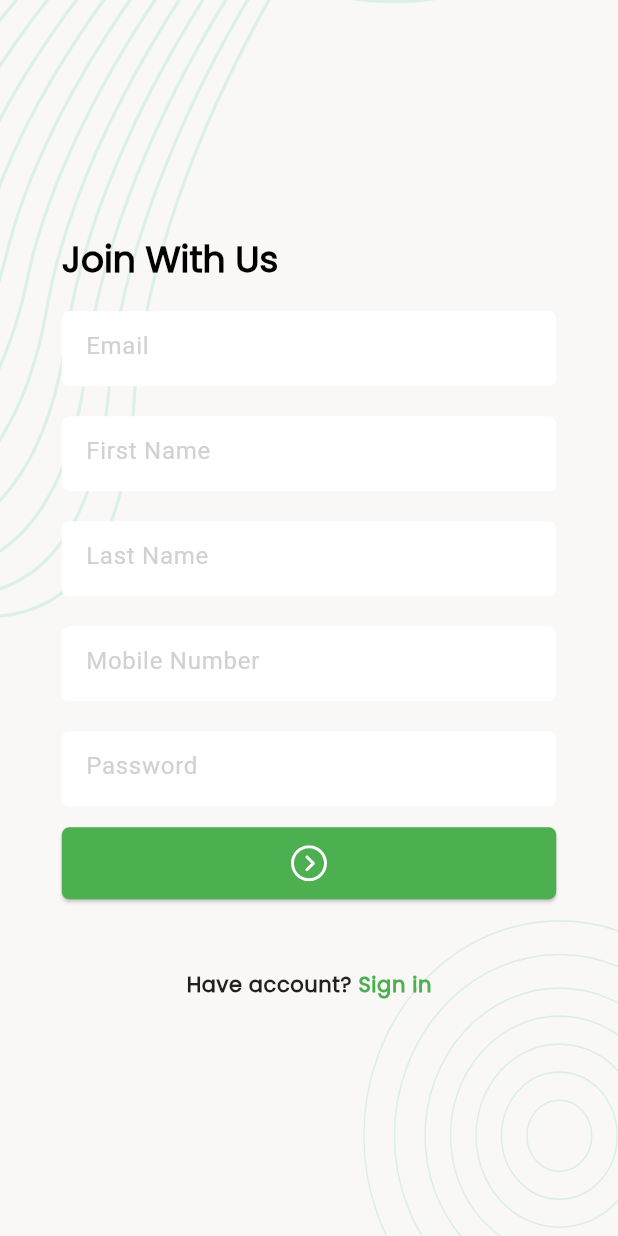
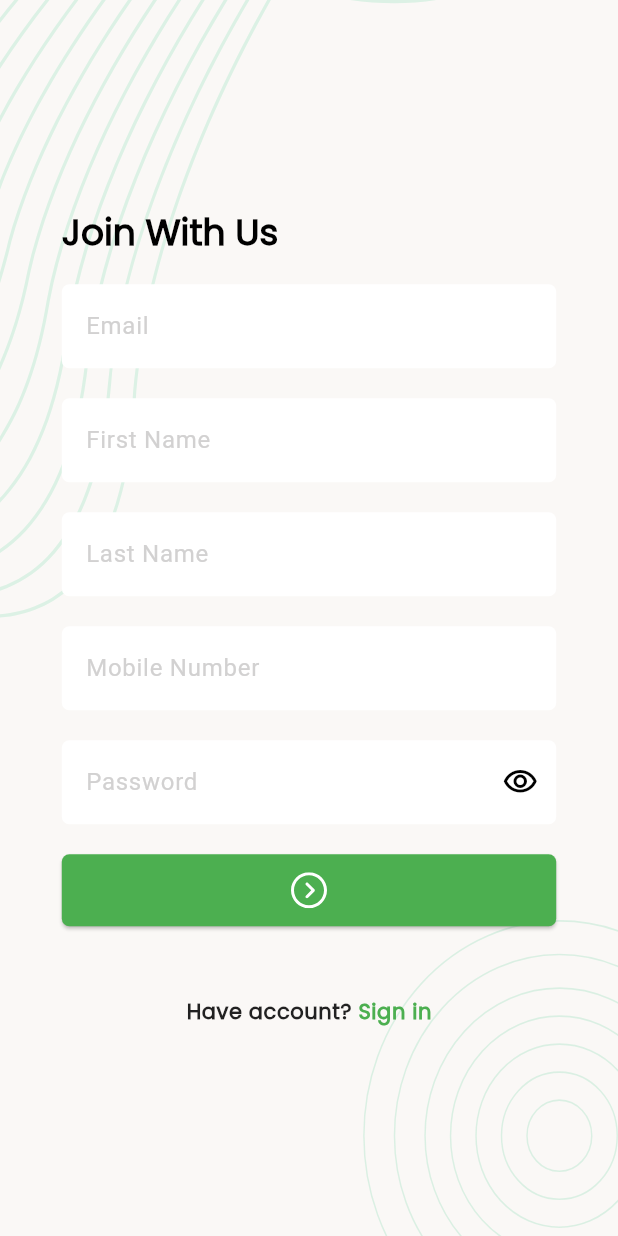
Before and after one commit to imtangim/Task-Manager, a Flutter app: the SignUpScreen screen opened directly, on a phone screen of 412 x 824 dp. Run offline on Flutter 3.47's test engine with Material 3 defaults, Android fonts, the phone set to English and light mode, and no system bars; our stand-ins replace flutter_svg, pin_code_fields.

Commit message:
1. signup method added/n,2. snackbar method created/n, 3. wrapped up for 13/12/2023

```diff
--- /dev/null
+++ b/lib/Data/utitlity/urls.dart
@@ -0,0 +1,4 @@
+class Urls {
+  static const String _baseUrl = "https://task.teamrabbil.com/api/v1";
+  static const String registration = "$_baseUrl/registration";
+}
--- a/lib/UI/Screens/join_us.dart
+++ b/lib/UI/Screens/join_us.dart
@@ -1,7 +1,11 @@
 import 'package:flutter/material.dart';
 import 'package:flutter_svg/svg.dart';
+import 'package:task_manager/Data/data.network_caller/network_caller.dart';
+import 'package:task_manager/Data/data.network_caller/network_response.dart';
+import 'package:task_manager/Data/utitlity/urls.dart';
 import 'package:task_manager/UI/Widget/background.dart';
 import 'package:task_manager/UI/Widget/custom_textfield.dart';
+import 'package:task_manager/UI/Widget/snack_messager.dart';
 
 class SignUpScreen extends StatefulWidget {
   const SignUpScreen({super.key});
@@ -28,6 +32,16 @@ class _SignUpScreenState extends State<SignUpScreen> {
   RegExp passwordRegExp = RegExp(
     r'^(?=.*[a-zA-Z])(?=.*\d)[A-Za-z\d@#$%^&+=!_]{8,}$',
   );
+  double height = 20;
+  bool _signUpProgress = false;
+
+  void Clear() {
+    _emailTextEditingControler.clear();
+    _firstNameTextEditingControler.clear();
+    _lastNameTextEditingControler.clear();
+    _passwordTextEditingControler.clear();
+    _phoneTextEditingControler.clear();
+  }
 
   @override
   Widget build(BuildContext context) {
@@ -38,8 +52,6 @@ class _SignUpScreenState extends State<SignUpScreen> {
           const BackGround(),
           SafeArea(
             child: SingleChildScrollView(
-              // physics: NeverScrollableScrollPhysics(),
-              keyboardDismissBehavior: ScrollViewKeyboardDismissBehavior.manual,
               child: Center(
                 child: Column(
                   crossAxisAlignment: CrossAxisAlignment.start,
@@ -57,17 +69,20 @@ class _SignUpScreenState extends State<SignUpScreen> {
                               "Join With Us",
                               style: Theme.of(context).textTheme.titleLarge,
                             ),
-                            const SizedBox(
-                              height: 20,
+                            SizedBox(
+                              height: height,
                             ),
                             CustomTextfield(
+                              onchanged: (String? value) {
+                                _formKey.currentState!.validate();
+                              },
                               controller: _emailTextEditingControler,
                               hintText: "Email",
                               obsecureText: false,
                               type: TextInputType.emailAddress,
                               validator: (String? value) {
                                 if (value?.trim().isEmpty ?? true) {
-                                  return "Enter a valid email address";
+                                  return "Email cannot be empty";
                                 }
                                 if (!emailRegExp.hasMatch(value!)) {
                                   return "Enter a valid email address";
@@ -75,40 +90,49 @@ class _SignUpScreenState extends State<SignUpScreen> {
                                 return null;
                               },
                             ),
-                            const SizedBox(
-                              height: 20,
+                            SizedBox(
+                              height: height,
                             ),
                             CustomTextfield(
+                              onchanged: (String? value) {
+                                _formKey.currentState!.validate();
+                              },
                               controller: _firstNameTextEditingControler,
                               hintText: "First Name",
                               obsecureText: false,
                               type: TextInputType.name,
                               validator: (String? value) {
-                                if (value?.trim().isNotEmpty ?? true) {
+                                if (value?.trim().isEmpty ?? true) {
                                   return "Enter your first name";
                                 }
                                 return null;
                               },
                             ),
-                            const SizedBox(
-                              height: 20,
+                            SizedBox(
+                              height: height,
                             ),
                             CustomTextfield(
+                              onchanged: (String? value) {
+                                _formKey.currentState!.validate();
+                              },
                               controller: _lastNameTextEditingControler,
                               hintText: "Last Name",
                               obsecureText: false,
                               type: TextInputType.name,
                               validator: (String? value) {
-                                if (value?.trim().isNotEmpty ?? true) {
+                                if (value?.trim().isEmpty ?? true) {
                                   return "Enter your lastname";
                                 }
                                 return null;
                               },
                             ),
-                            const SizedBox(
-                              height: 20,
+                            SizedBox(
+                              height: height,
                             ),
                             CustomTextfield(
+                              onchanged: (String? value) {
+                                _formKey.currentState!.validate();
+                              },
                               controller: _phoneTextEditingControler,
                               hintText: "Mobile Number",
                               obsecureText: false,
@@ -121,10 +145,13 @@ class _SignUpScreenState extends State<SignUpScreen> {
                                 return null;
                               },
                             ),
-                            const SizedBox(
-                              height: 20,
+                            SizedBox(
+                              height: height,
                             ),
                             CustomTextfield(
+                              onchanged: (String? value) {
+                                _formKey.currentState!.validate();
+                              },
                               controller: _passwordTextEditingControler,
                               hintText: "Password",
                               obsecureText: true,
@@ -132,20 +159,27 @@ class _SignUpScreenState extends State<SignUpScreen> {
                                 if (value == null ||
                                     !passwordRegExp.hasMatch(value) ||
                                     value.length < 8) {
-                                  return "Password must contain at least letter, digit, andspecial symbol (if desired), and be at least 8 characters long.";
+                                  return "Password must contain at least letter, digit and be at least 8 characters long.";
                                 }
                                 return null;
                               },
+                              icon: const Icon(Icons.visibility_outlined),
                             ),
-                            const SizedBox(
-                              height: 14,
+                            SizedBox(
+                              height: height,
                             ),
-                            ElevatedButton(
-                              onPressed: () {},
-                              child: Center(
-                                child: SvgPicture.asset(
-                                  "assets/ui/arrow.svg",
-                                  fit: BoxFit.fill,
+                            Visibility(
+                              visible: _signUpProgress == false,
+                              replacement: const Center(
+                                child: CircularProgressIndicator(),
+                              ),
+                              child: ElevatedButton(
+                                onPressed: signup,
+                                child: Center(
+                                  child: SvgPicture.asset(
+                                    "assets/ui/arrow.svg",
+                                    fit: BoxFit.fill,
+                                  ),
                                 ),
                               ),
                             ),
@@ -194,4 +228,51 @@ class _SignUpScreenState extends State<SignUpScreen> {
       ),
     );
   }
+
+  Future<void> signup() async {
+    if (_formKey.currentState!.validate()) {
+      _signUpProgress = true;
+      if (mounted) {
+        setState(() {});
+      }
+      final NetworkResponse response =
+          await NetworkCaller().postRequest(Urls.registration, body: {
+        "email": _emailTextEditingControler.text.trim(),
+        "firstName": _firstNameTextEditingControler.text.trim(),
+        "lastName": _lastNameTextEditingControler.text.trim(),
+        "mobile": _phoneTextEditingControler.text.trim(),
+        "password": _passwordTextEditingControler.text,
+        "photo": ""
+      });
+      _signUpProgress = false;
+      if (mounted) {
+        setState(() {});
+      }
+      if (response.isSuccess) {
+        if (mounted) {
+          showSnackMessage(context, "Account has been created.", Colors.green);
+        }
+        Clear();
+        if (mounted) {
+          Navigator.pop(context);
+        }
+      } else {
+        if (mounted) {
+          showSnackMessage(
+              context, "Something went wrong. Try again letter.", Colors.red);
+          _passwordTextEditingControler.clear();
+        }
+      }
+    }
+  }
+
+  @override
+  void dispose() {
+    _emailTextEditingControler.dispose();
+    _firstNameTextEditingControler.dispose();
+    _lastNameTextEditingControler.dispose();
+    _passwordTextEditingControler.dispose();
+    _phoneTextEditingControler.dispose();
+    super.dispose();
+  }
 }
--- a/lib/UI/Widget/custom_textfield.dart
+++ b/lib/UI/Widget/custom_textfield.dart
@@ -1,3 +1,4 @@
+import 'package:flutter/foundation.dart';
 import 'package:flutter/material.dart';
 
 class CustomTextfield extends StatefulWidget {
@@ -6,28 +7,58 @@ class CustomTextfield extends StatefulWidget {
   final String hintText;
   final TextInputType? type;
   final String? Function(String?)? validator;
-  const CustomTextfield(
-      {super.key,
-      required this.controller,
-      required this.hintText,
-      required this.obsecureText,
-      this.type,
-      this.validator});
+  final Function(String)? onchanged;
+  final double? height;
+  final Icon? icon;
+  final Function()? iconMethod;
+
+  const CustomTextfield({
+    super.key,
+    required this.controller,
+    required this.hintText,
+    required this.obsecureText,
+    this.type,
+    this.validator,
+    this.height,
+    this.onchanged,
+    this.icon,
+    this.iconMethod,
+  });
 
   @override
   State<CustomTextfield> createState() => _CustomTextfieldState();
 }
 
 class _CustomTextfieldState extends State<CustomTextfield> {
+  bool isObsecure = true;
   @override
   Widget build(BuildContext context) {
     return TextFormField(
+      onChanged: widget.onchanged,
       validator: widget.validator,
       keyboardType: widget.type,
-      obscureText: widget.obsecureText,
+      obscureText: isObsecure == true ? widget.obsecureText : false,
       controller: widget.controller,
       decoration: InputDecoration(
         hintText: widget.hintText,
+        errorMaxLines: 10,
+        hintMaxLines: 10,
+        constraints: const BoxConstraints(
+          minHeight: 30,
+        ),
+        suffixIcon: widget.icon != null
+            ? IconButton(
+                onPressed: () {
+                  setState(() {
+                    isObsecure = !isObsecure;
+                    if (kDebugMode) {
+                      print(isObsecure);
+                    }
+                  });
+                },
+                icon: isObsecure == true ?   widget.icon! : const Icon(Icons.visibility_off),
+              )
+            : null,
       ),
     );
   }
```
Also changed, not shown: lib/Data/data.network_caller/network_caller.dart (+9 -0 lines), lib/UI/Widget/snack_messager.dart (added, +12 -0 lines).
